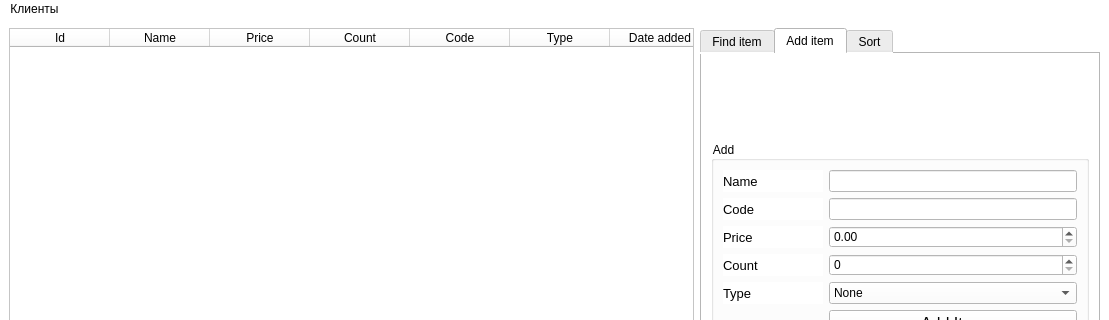
Qt form project/mainwindow.ui (MaxLeshchenko06/Project-qt) before a commit; both pictures show x 0 to 1109 and y 0 to 320 of the 1109 by 611 pixel window.
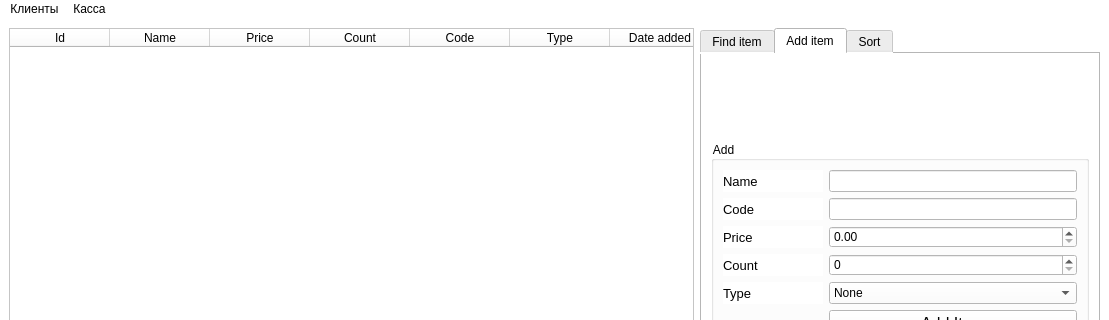
The same form after that commit. The open tabs and pages were chosen to show the change.

Diff of the .ui file:
```diff
--- a/project/mainwindow.ui
+++ b/project/mainwindow.ui
@@ -803,7 +803,14 @@
     </property>
     <addaction name="action"/>
    </widget>
+   <widget class="QMenu" name="menu_2">
+    <property name="title">
+     <string>Касса</string>
+    </property>
+    <addaction name="action_2"/>
+   </widget>
    <addaction name="menu"/>
+   <addaction name="menu_2"/>
   </widget>
   <widget class="QStatusBar" name="statusbar"/>
   <action name="action">
```
Left out of the diff: 57 changed lines with no effect on the pictures.
